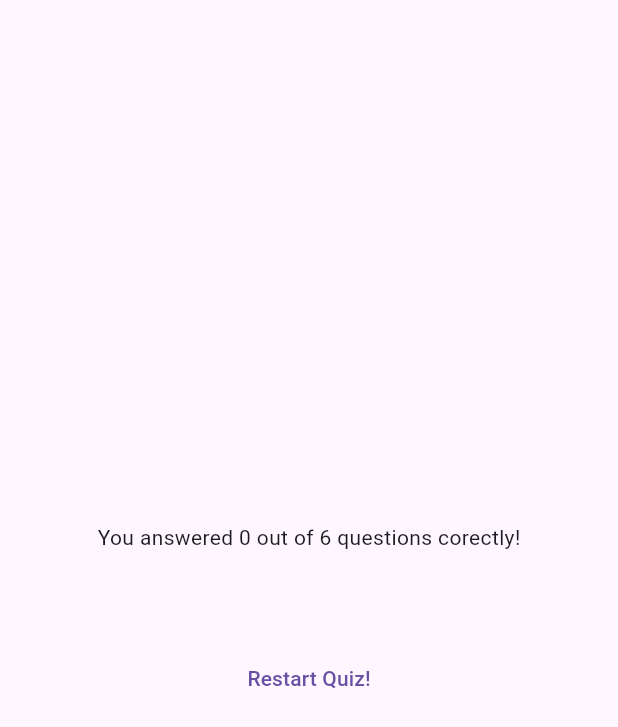
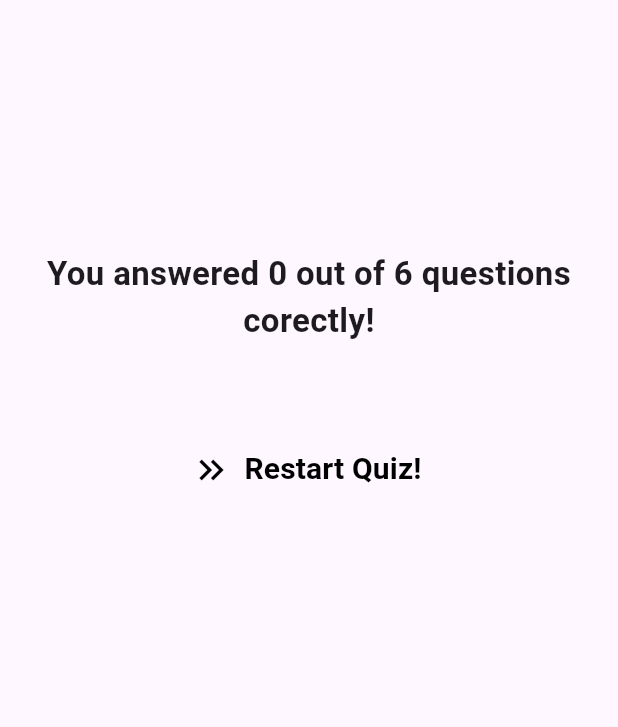
Before and after one commit to RonydaEssam/quiz_app, a Flutter app: the ResultsScreen widget shown alone on an empty page, opened directly with empty values, on a phone screen of 412 x 824 dp. Shown: the top 727 px of the screen. Run offline on Flutter 3.47's test engine with Material 3 defaults, Android fonts, the phone set to English and light mode, and no system bars; our stand-ins replace google_fonts.

Commit message:
update results screen

```diff
--- a/lib/results_screen.dart
+++ b/lib/results_screen.dart
@@ -35,24 +35,45 @@ class ResultsScreen extends StatelessWidget {
       return data['user_answer'] == data['correct_answer'];
     }).length;
 
-    return SizedBox(
+    return Center(
+      child: SizedBox(
+        height: 550,
         width: double.infinity,
+        child: SingleChildScrollView(
           child: Container(
-        margin: const EdgeInsets.all(40),
+            margin: const EdgeInsets.all(30),
             child: Column(
-          mainAxisAlignment: MainAxisAlignment.center,
               children: [
                 Text(
                   'You answered $numCorrectAnswers out of $numTotalQuestions questions corectly!',
+                  style: const TextStyle(
+                    fontSize: 22,
+                    fontWeight: FontWeight.bold,
+                  ),
+                  textAlign: TextAlign.center,
                 ),
                 const SizedBox(height: 30),
                 QuestionsSumary(summaryData),
                 const SizedBox(height: 30),
-            TextButton(
+                TextButton.icon(
                   onPressed: onRestart,
-              child: const Text('Restart Quiz!'),
+                  label: const Text(
+                    'Restart Quiz!',
+                    style: TextStyle(
+                      color: Colors.black,
+                      fontSize: 20,
+                      fontWeight: FontWeight.bold,
+                    ),
+                  ),
+                  icon: const Icon(
+                    Icons.keyboard_double_arrow_right,
+                    color: Colors.black,
+                    size: 28,
+                  ),
                 ),
               ],
+            ),
+          ),
         ),
       ),
     );
```
Also changed, not shown: lib/questions_sumary.dart (+52 -8 lines). Lines whose indentation alone changed are shown as unchanged.
